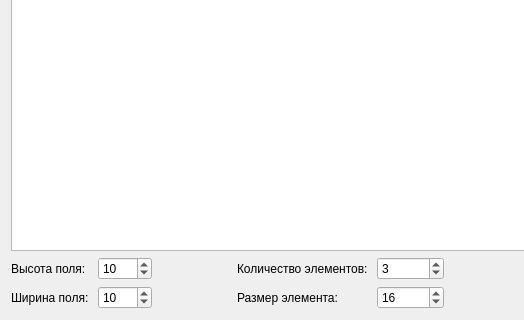
Old version of the form mainwindow.ui in the repository Ingori/PathFinder; both pictures show x 0 to 524 and y 160 to 480 of the 640 by 480 pixel window.
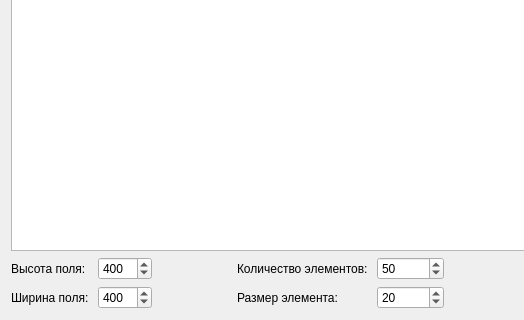
New version of the form.

The edit to the form file:
```diff
--- a/mainwindow.ui
+++ b/mainwindow.ui
@@ -28,7 +28,7 @@
            <number>4096</number>
           </property>
           <property name="value">
-           <number>10</number>
+           <number>400</number>
           </property>
          </widget>
         </item>
@@ -52,7 +52,7 @@
            <number>4096</number>
           </property>
           <property name="value">
-           <number>10</number>
+           <number>400</number>
           </property>
          </widget>
         </item>
@@ -79,7 +79,7 @@
            <number>16777216</number>
           </property>
           <property name="value">
-           <number>3</number>
+           <number>50</number>
           </property>
          </widget>
         </item>
@@ -96,7 +96,7 @@
            <number>4096</number>
           </property>
           <property name="value">
-           <number>16</number>
+           <number>20</number>
           </property>
          </widget>
         </item>
```
